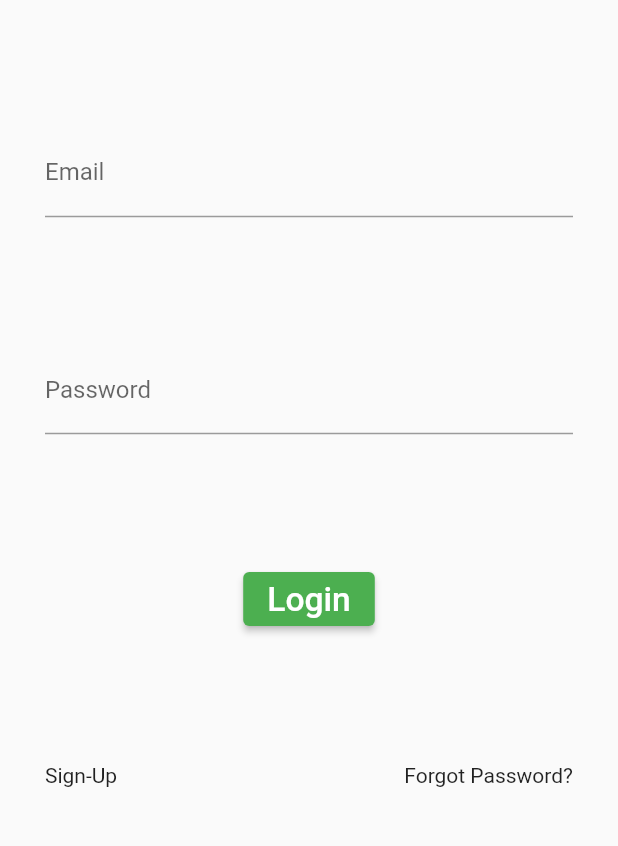
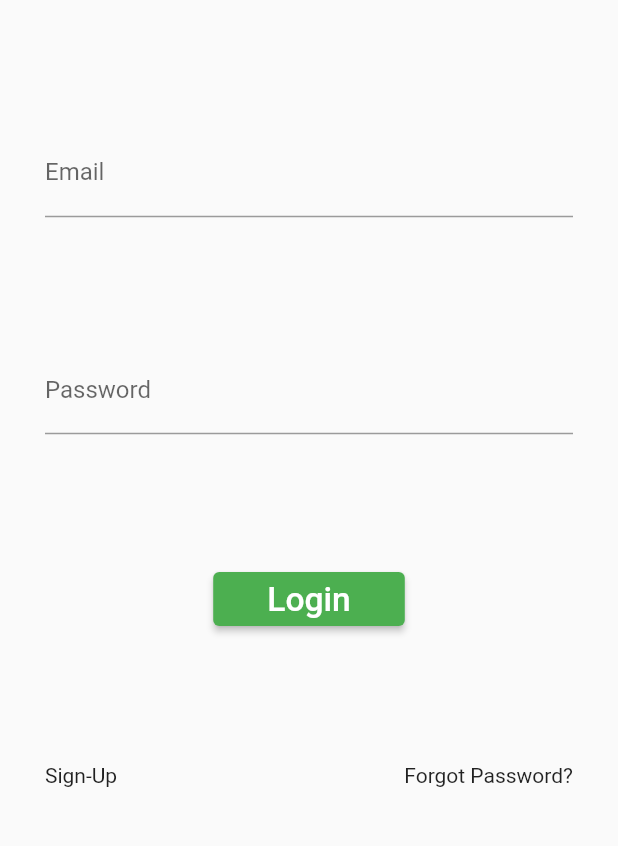
Before and after one commit to thierrypascal/better_gardens, a Flutter app: the screen it shows after launch, in the side drawer, after a tap on "Login", on a phone screen of 412 x 824 dp, the part 384-1230 px from its top. Run offline on Flutter 3.47's test engine with Material 2 defaults, Android fonts, the phone set to English and light mode, and no system bars; our stand-ins replace cloud_firestore, firebase_core, geocoding, google_maps_flutter, material_design_icons_flutter; accounts and stored records are empty.

Commit message:
small change on login_page.dart

```diff
--- a/lib/screens/login_page/login_page.dart
+++ b/lib/screens/login_page/login_page.dart
@@ -46,7 +46,10 @@ class LoginPage extends StatelessWidget {
                     ),
                     ElevatedButton(
                       onPressed: (){},
-                      child: Text('Login', textScaleFactor: 1.6,)
+                      child: const Padding(
+                        padding: EdgeInsets.fromLTRB(20, 5, 20, 5),
+                        child: Text('Login', textScaleFactor: 1.6,),
+                      )
                     ),
                     Row(
                       mainAxisAlignment: MainAxisAlignment.spaceBetween,
```
